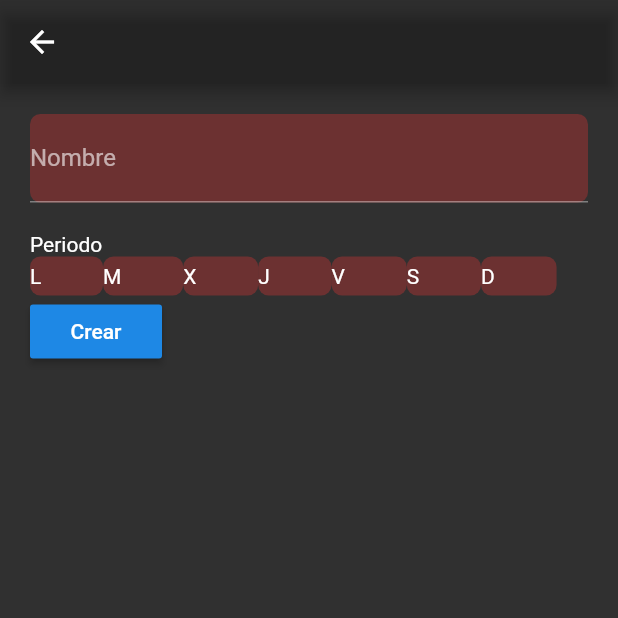
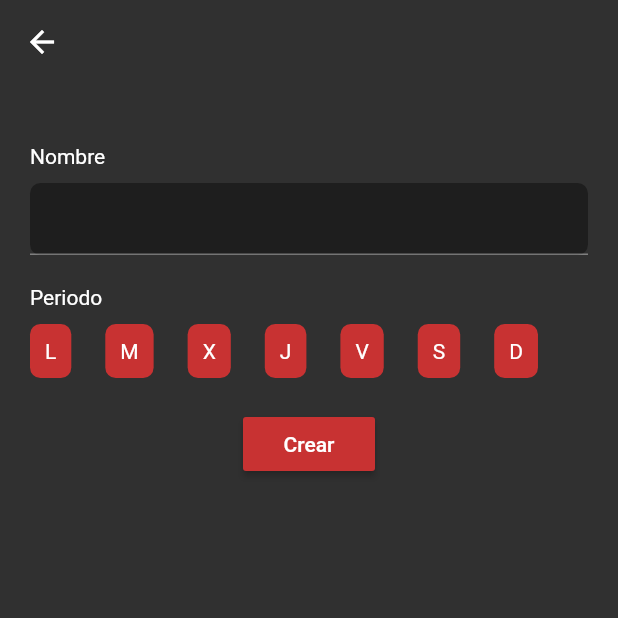
Before and after one commit to jcampandegui/purpose_blocs, a Flutter app: the AllOrNothingCreation screen opened directly, on a phone screen of 412 x 824 dp, the top half of it. Run offline on Flutter 3.47's test engine with Material 2 defaults, Android fonts, the phone set to English and light mode, and no system bars; our stand-ins replace bloc, equatable, flutter_bloc, flutter_staggered_animations, sembast, table_calendar and 1 more.

Commit message:
Creation page upgraded

```diff
--- a/lib/blocs/purposes/purposes_bloc.dart
+++ b/lib/blocs/purposes/purposes_bloc.dart
@@ -63,14 +63,14 @@ class PurposesBloc extends Bloc<PurposesEvent, PurposesState> {
 
   Stream<PurposesState> _mapLoadPurposesInDayToState(LoadPurposesInDay event) async* {
     int weekDay = event.date.weekday;
-    final List<Purpose > purposes = await _purposeDao.getForSelectedDay(weekDay);
+    final List<Purpose > purposes = await _purposeDao.getForSelectedDay(event.date);
     yield PurposesLoadSuccess(purposes);
   }
 
   Stream<PurposesState> _reloadPurposes({bool all = false}) async* {
     List<Purpose > purposes;
     if (all) purposes = await _purposeDao.getAll();
-    else purposes = await _purposeDao.getForSelectedDay(this.currentDate.weekday);
+    else purposes = await _purposeDao.getForSelectedDay(this.currentDate);
     yield PurposesLoadSuccess(purposes);
   }
 
--- a/lib/main.dart
+++ b/lib/main.dart
@@ -38,7 +38,7 @@ class MyApp extends StatelessWidget {
         brightness: Brightness.dark
       ),
       darkTheme: ThemeData(
-        scaffoldBackgroundColor: Colors.black54,
+        scaffoldBackgroundColor: Color.fromARGB(255, 10, 10, 10),
         bottomNavigationBarTheme: BottomNavigationBarThemeData(
           backgroundColor: Color.fromARGB(255, 255, 50, 50),
           selectedItemColor: Color.fromARGB(255, 200, 50, 50),
--- a/lib/widgets/all_or_nothing_creation.dart
+++ b/lib/widgets/all_or_nothing_creation.dart
@@ -36,11 +36,10 @@ class _AllOrNothingCreationState extends State<AllOrNothingCreation> {
 
   @override
   Widget build(BuildContext context) {
-    print(purposeName);
-    return SafeArea(
-        child: Scaffold(
+    return Scaffold(
           appBar: AppBar(
             backgroundColor: Color.fromARGB(0, 0, 0, 0),
+            elevation: 0,
           ),
           body: Container(
               margin: EdgeInsets.all(20),
@@ -51,15 +50,17 @@ class _AllOrNothingCreationState extends State<AllOrNothingCreation> {
                   crossAxisAlignment: CrossAxisAlignment.start,
                   children: [
                     Container(
+                      margin: EdgeInsets.only(top: 20, bottom: 10),
+                      child: Text('Nombre'),
+                    ),
+                    Container(
                       decoration: BoxDecoration(
                         borderRadius: BorderRadius.circular(7),
-                        color: Color.fromARGB(100, 200, 50, 50)
+                        color: Color.fromARGB(255, 30, 30, 30)
                       ),
                       child: TextFormField(
+                        cursorColor: Colors.white,
                         controller: purposeName,
-                        decoration: InputDecoration(
-                          labelText: 'Nombre',
-                        ),
                         validator: (value) {
                           if(value.isEmpty) return '¡No dejes el nombre vacío!';
                           return null;
@@ -67,7 +68,7 @@ class _AllOrNothingCreationState extends State<AllOrNothingCreation> {
                       ),
                     ),
                     Container(
-                      margin: EdgeInsets.only(top: 20),
+                      margin: EdgeInsets.only(top: 20, bottom: 10),
                       child: Text('Periodo'),
                     ),
                     Container(
@@ -76,8 +77,13 @@ class _AllOrNothingCreationState extends State<AllOrNothingCreation> {
                         children: _buildWeekdays(context)
                       ),
                     ),
-                    RaisedButton(
-                        child: Text('Crear'),
+                    Align(
+                      alignment: Alignment.center,
+                      child: Container(
+                        margin: EdgeInsets.only(top: 20),
+                        child: RaisedButton(
+                          color: Color.fromARGB(255, 200, 50, 50),
+                            child: Text('Crear',style: TextStyle(color: Colors.white),),
                             onPressed: () {
                               if (_formKey.currentState.validate()) {
                                 Purpose p = new Purpose(
@@ -96,12 +102,13 @@ class _AllOrNothingCreationState extends State<AllOrNothingCreation> {
                                 widget.closeContainerCallback();
                               }
                             }
+                        ),
+                      )
                     )
                   ],
                 ),
               )
           ),
-        )
     );
   }
 
@@ -109,17 +116,27 @@ class _AllOrNothingCreationState extends State<AllOrNothingCreation> {
     List<Widget> weekdays = [];
     List<String> weekdayLabels = ['L', 'M', 'X', 'J', 'V', 'S', 'D'];
     double width = MediaQuery.of(context).size.width;
+    double padding = 10;
+    double toSeparate = width - padding*2*7;
+
     for(String label in weekdayLabels) {
       weekdays.add(InkWell(
         borderRadius: BorderRadius.circular(7),
         onTap: () => _selectDay(label),
         child: Container(
-          padding: EdgeInsets.only(right: width/10, top: 5, bottom: 5),
+          padding: EdgeInsets.all(padding),
+          margin: EdgeInsets.only(
+              left: label == 'L' ? 0 : (toSeparate / 6 / 4),
+              right: label == 'D' ? 0 : (toSeparate / 6 / 4)
+          ),
           decoration: BoxDecoration(
               borderRadius: BorderRadius.circular(7),
-              color: _selectedDays[label] ? Color.fromARGB(100, 200, 50, 50) : Color.fromARGB(100, 200, 200, 200)
+              color: _selectedDays[label] ? Color.fromARGB(255, 200, 50, 50) : Color.fromARGB(255, 30, 30, 30)
           ),
+          child: Align(
+            alignment: Alignment.center,
             child: Text(label),
+          )
         ),
       ));
     }
--- a/lib/widgets/closed_creation_button.dart
+++ b/lib/widgets/closed_creation_button.dart
@@ -57,6 +57,7 @@ class ClosedCreationButton extends StatelessWidget {
             borderRadius: BorderRadius.circular(10)
         ),
         transitionDuration: Duration(milliseconds: 400),
+        openColor: Theme.of(context).scaffoldBackgroundColor,
         openBuilder: (context, closeContainer) {
           if(openedWidget == 'allOrNothing') return AllOrNothingCreation(closeContainerCallback: closeContainer,);
           return null;
```
Also changed, not shown: lib/models/purpose.dart (+9 -0 lines), lib/models/purpose_dao.dart (+5 -2 lines), lib/widgets/purpose_elements/purpose_widget_all_or_nothing.dart (+12 -7 lines). Lines whose indentation alone changed are shown as unchanged.
